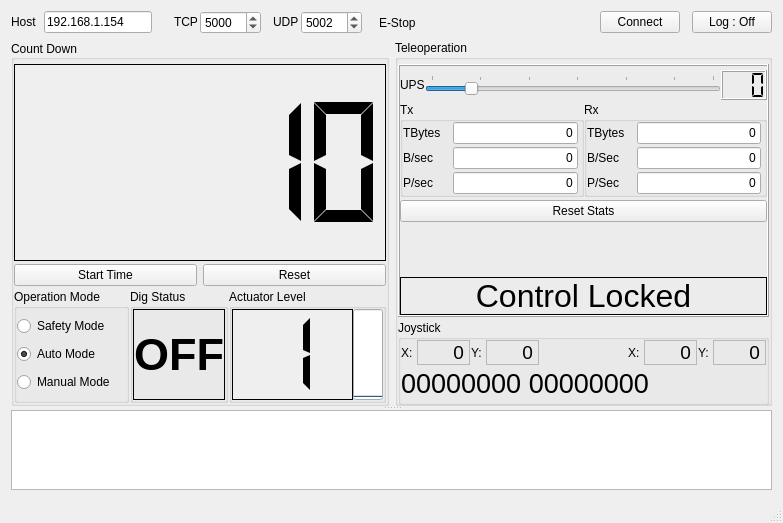
This is mission_control/mainwindow.ui in chicagoedt/rmc_software_2017 as Qt 5 draws it before an edit. The edited form follows.
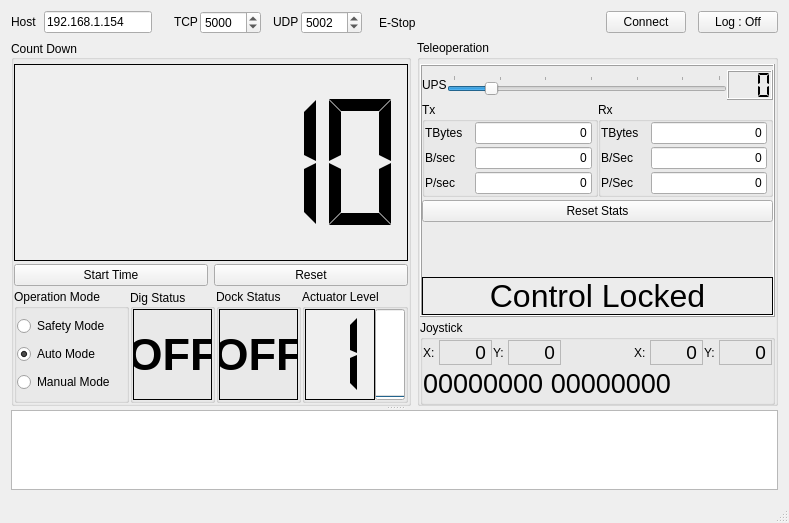
This is the edited form.

Commit message: Added digging UI indicator

What changed in the file:
```diff
--- a/mission_control/mainwindow.ui
+++ b/mission_control/mainwindow.ui
@@ -6,7 +6,7 @@
    <rect>
     <x>0</x>
     <y>0</y>
-    <width>783</width>
+    <width>789</width>
     <height>523</height>
    </rect>
   </property>
@@ -570,9 +570,27 @@
                  </item>
                  <item>
                   <widget class="QGroupBox" name="groupBox_2">
+                   <property name="sizePolicy">
+                    <sizepolicy hsizetype="Fixed" vsizetype="Preferred">
+                     <horstretch>0</horstretch>
+                     <verstretch>0</verstretch>
+                    </sizepolicy>
+                   </property>
+                   <property name="minimumSize">
+                    <size>
+                     <width>80</width>
+                     <height>0</height>
+                    </size>
+                   </property>
                    <property name="title">
                     <string>Dig Status</string>
                    </property>
+                   <property name="alignment">
+                    <set>Qt::AlignLeading|Qt::AlignLeft|Qt::AlignVCenter</set>
+                   </property>
+                   <property name="flat">
+                    <bool>false</bool>
+                   </property>
                    <layout class="QVBoxLayout" name="verticalLayout_10">
                     <property name="spacing">
                      <number>0</number>
@@ -591,6 +609,68 @@
                     </property>
                     <item>
                      <widget class="QLabel" name="labelDig">
+                      <property name="minimumSize">
+                       <size>
+                        <width>0</width>
+                        <height>0</height>
+                       </size>
+                      </property>
+                      <property name="font">
+                       <font>
+                        <pointsize>34</pointsize>
+                        <weight>75</weight>
+                        <bold>true</bold>
+                       </font>
+                      </property>
+                      <property name="frameShape">
+                       <enum>QFrame::Box</enum>
+                      </property>
+                      <property name="text">
+                       <string>OFF</string>
+                      </property>
+                      <property name="alignment">
+                       <set>Qt::AlignCenter</set>
+                      </property>
+                     </widget>
+                    </item>
+                   </layout>
+                  </widget>
+                 </item>
+                 <item>
+                  <widget class="QGroupBox" name="groupBox_2">
+                   <property name="sizePolicy">
+                    <sizepolicy hsizetype="Fixed" vsizetype="Preferred">
+                     <horstretch>0</horstretch>
+                     <verstretch>0</verstretch>
+                    </sizepolicy>
+                   </property>
+                   <property name="minimumSize">
+                    <size>
+                     <width>80</width>
+                     <height>0</height>
+                    </size>
+                   </property>
+                   <property name="title">
+                    <string>Dock Status</string>
+                   </property>
+                   <layout class="QVBoxLayout" name="verticalLayout_dock">
+                    <property name="spacing">
+                     <number>0</number>
+                    </property>
+                    <property name="leftMargin">
+                     <number>0</number>
+                    </property>
+                    <property name="topMargin">
+                     <number>0</number>
+                    </property>
+                    <property name="rightMargin">
+                     <number>0</number>
+                    </property>
+                    <property name="bottomMargin">
+                     <number>0</number>
+                    </property>
+                    <item>
+                     <widget class="QLabel" name="labelDock">
                       <property name="font">
                        <font>
                         <pointsize>34</pointsize>
```
The commit also changes 2 other files.
